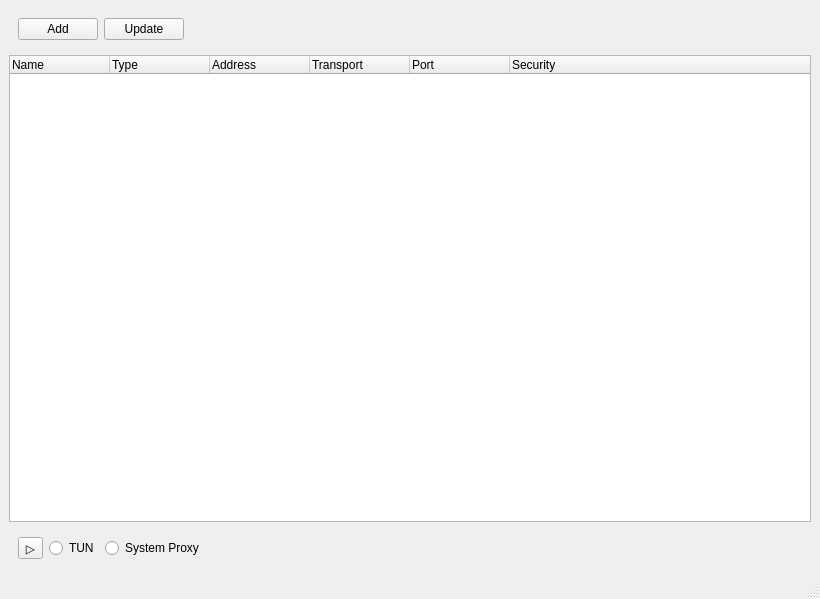
Before: the Qt Designer form desktop/design/form/mainwindow.ui in Sangiria/go-proxy, drawn with Qt 5.
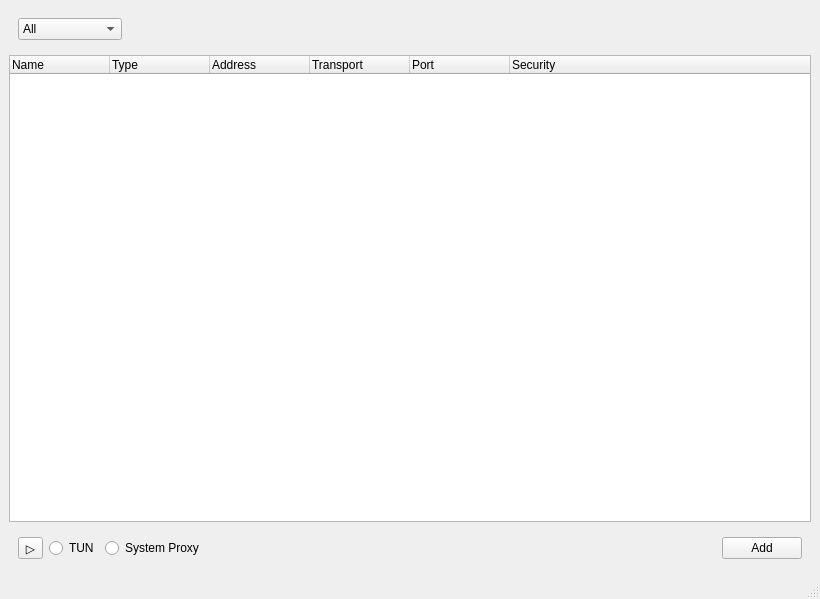
After: the same form once the commit is applied.

Commit message: feat(frontend): combo box added

```diff
--- a/desktop/design/form/mainwindow.ui
+++ b/desktop/design/form/mainwindow.ui
@@ -34,20 +34,22 @@
       </property>
       <layout class="QHBoxLayout" name="horizontalLayout">
        <item>
-        <widget class="QPushButton" name="btnAddSubscription">
-         <property name="styleSheet">
-          <string notr="true"/>
-         </property>
+        <widget class="QComboBox" name="typeCBox">
+         <item>
+          <property name="text">
+           <string>All</string>
+          </property>
+         </item>
+         <item>
          <property name="text">
-          <string>Add</string>
-         </property>
-        </widget>
+           <string>Manual</string>
+          </property>
        </item>
        <item>
-        <widget class="QPushButton" name="btnUpdate">
          <property name="text">
-          <string>Update</string>
-         </property>
+           <string>Subscriptions</string>
+          </property>
+         </item>
         </widget>
        </item>
        <item>
@@ -143,6 +145,16 @@
          </property>
         </spacer>
        </item>
+       <item>
+        <widget class="QPushButton" name="btnAdd">
+         <property name="styleSheet">
+          <string notr="true"/>
+         </property>
+         <property name="text">
+          <string>Add</string>
+         </property>
+        </widget>
+       </item>
       </layout>
      </widget>
     </item>
```
Left out of the diff: 3 changed lines with no effect on the pictures. Lines whose indentation alone changed are shown as unchanged. The commit also changes 4 other files.
